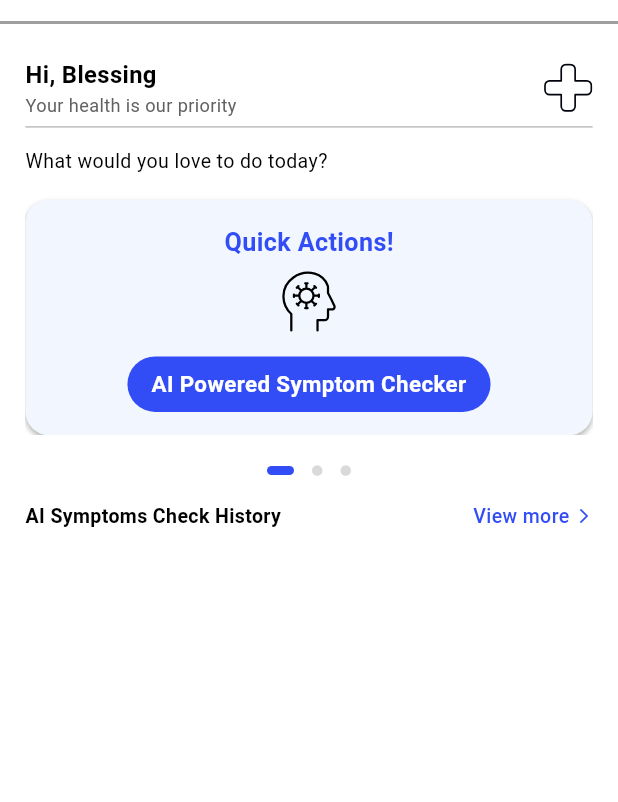
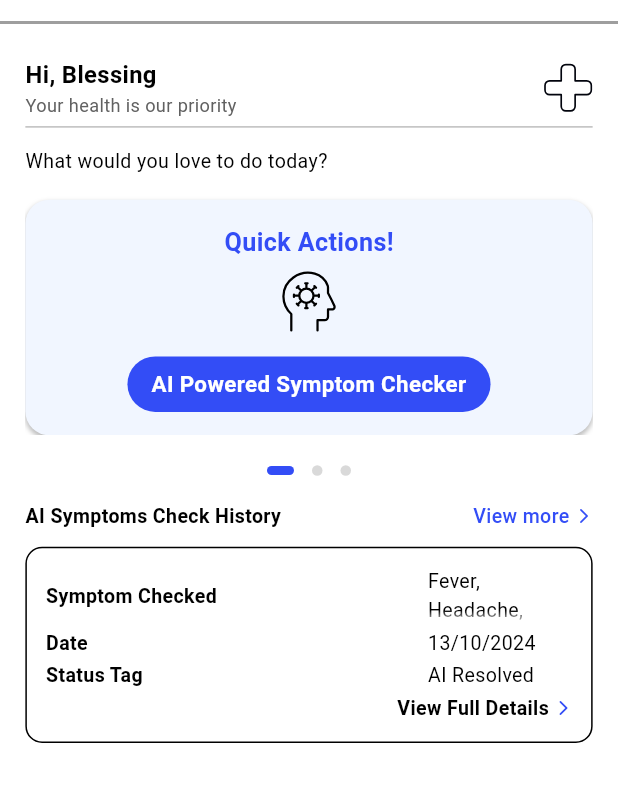
Before and after one commit to Dejito/NaijaMedAssistant, a Flutter app: the screen it shows after launch, after a tap on "Log in", on a phone screen of 412 x 824 dp, the part 60-862 px from its top. Run offline on Flutter 3.47's test engine with Material 3 defaults, Android fonts, the phone set to English and light mode, and no system bars; drawn by our look-alikes of dots_indicator; our stand-ins replace flutter_screenutil, flutter_svg, fluttertoast, go_router, google_fonts, pin_code_text_field.

Commit message:
symptomCheckHistoryItem impl completed

```diff
--- a/lib/presentation/views/dashboard/dashboard.dart
+++ b/lib/presentation/views/dashboard/dashboard.dart
@@ -76,7 +76,8 @@ class _DashboardState extends State<Dashboard> {
                 });
               },
             ),
-            viewMoreSymptoms()
+            viewMoreSymptoms(),
+            symptomCheckHistoryItem()
           ],
         ),
       ),
--- a/lib/presentation/views/dashboard/widgets/dashboard_widgets.dart
+++ b/lib/presentation/views/dashboard/widgets/dashboard_widgets.dart
@@ -226,14 +226,53 @@ Widget viewMoreSymptoms() {
 
 Widget symptomCheckHistoryItem() {
   return Container(
-    padding: EdgeInsets.all(8.w),
+    padding: EdgeInsets.all(12.w),
     decoration: BoxDecoration(
-      border: Border.all(color: Colors.black)
-    ),
+        border: Border.all(color: Colors.black),
+        borderRadius: BorderRadius.circular(12.r)),
     child: Column(
+      crossAxisAlignment: CrossAxisAlignment.end,
       children: [
-
+        symptomCheckHistoryItemItem(
+          key: 'Symptom Checked',
+          value:
+              'Fever, Headache, Nausea',
+        ),
+        symptomCheckHistoryItemItem(key: 'Date', value: '13/10/2024'),
+        symptomCheckHistoryItemItem(key: 'Status Tag', value: 'AI Resolved'),
+        Row(
+          mainAxisAlignment: MainAxisAlignment.end,
+          children: [
+            titleText(
+              "View Full Details ",
+              fontWeight: FontWeight.w600,
+              // fontSize:
+            ),
+            const Icon(
+              Icons.arrow_forward_ios_rounded,
+              color: AppColors.primaryColor,
+              size: 12,
+            )
+          ],
+        )
       ],
     ),
   );
 }
+
+Widget symptomCheckHistoryItemItem(
+    {required String key, required String value}) {
+  return Row(
+    mainAxisAlignment: MainAxisAlignment.spaceBetween,
+    children: [
+      Container(
+        width: 150.w,
+        child: titleText(key, fontWeight: FontWeight.w600, bottomPadding: 3),
+      ),
+      Spacer(),
+      Expanded(child: Container(
+          margin: EdgeInsets.only(right: 6),
+          child: titleText("$value    ", bottomPadding: 3))),
+    ],
+  );
+}
--- a/lib/presentation/views/widgets/titleText.dart
+++ b/lib/presentation/views/widgets/titleText.dart
@@ -33,7 +33,7 @@ Widget titleText(
       ),
       textAlign: textAlign,
       overflow: TextOverflow.fade,
-      // maxLines: 2,
+      maxLines: 2,
     ),
   );
 }
```
